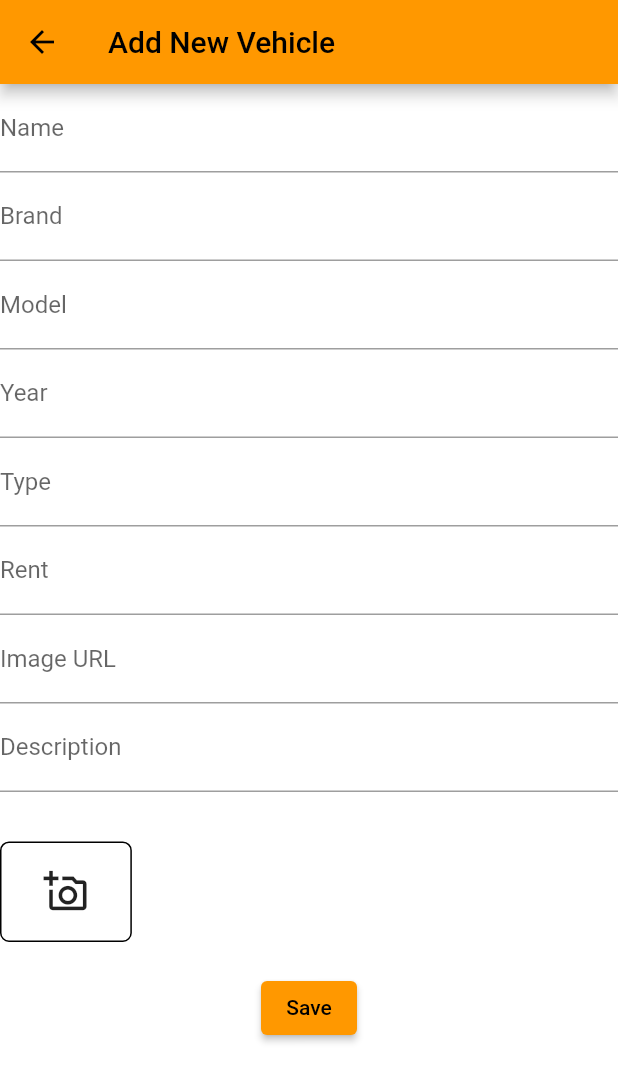
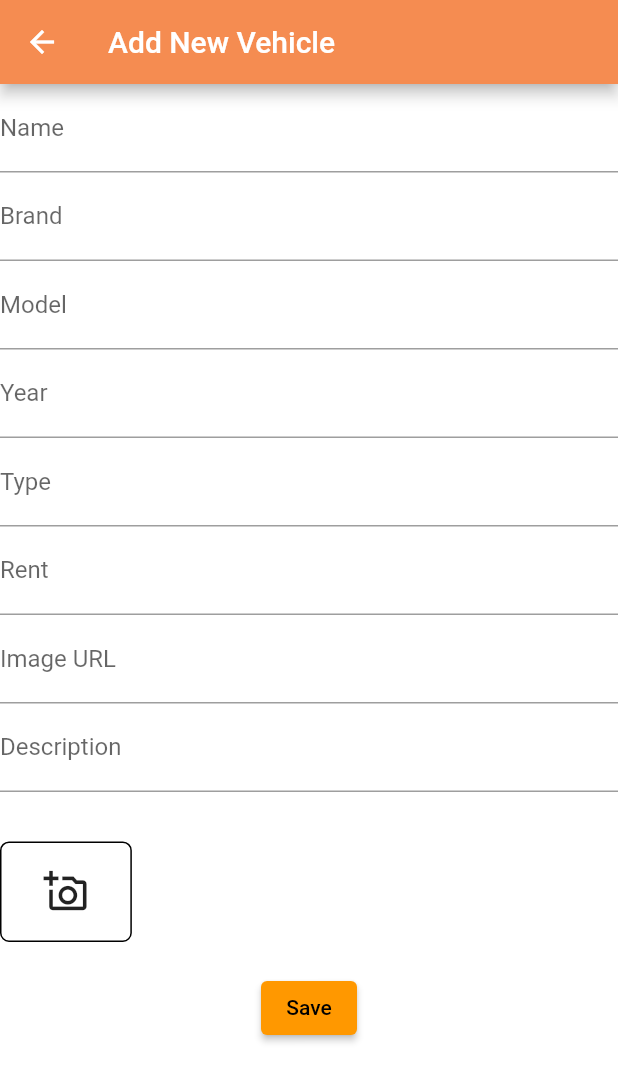
Before and after one commit to hamzasiddiqui97/Adventour-Guide-FYP, a Flutter app: the TransportOwnerDashboardPage screen opened directly with empty values, after a tap on the "add" icon, on a phone screen of 412 x 824 dp. Shown: the top 1082 px of the screen. Run offline on Flutter 3.47's test engine with Material 2 defaults, Android fonts, the phone set to English and light mode, and no system bars; our stand-ins replace cached_network_image, cloud_firestore, dio, firebase_auth, firebase_core, firebase_database and 19 more; missing offline and left inert: flutter_google_places, flutter_polyline_points, google_api_headers, google_maps_webservice; accounts and stored records are empty; project files that could hold a hidden picture were left out.

Commit message:
muhib and hamza code merged.. Transport vehicle done...

```diff
--- a/lib/pages/transport_owner_dashboard_page.dart
+++ b/lib/pages/transport_owner_dashboard_page.dart
@@ -1,5 +1,6 @@
 import 'package:firebase_auth/firebase_auth.dart';
 import 'package:flutter/material.dart';
+import 'package:google_maps_basics/core/constant/color_constants.dart';
 import 'package:google_maps_basics/model/vehicle.dart';
 import 'package:google_maps_basics/pages/add_new_vehicle_page.dart';
 import 'package:google_maps_basics/pages/vehicle_details_page.dart';
@@ -26,7 +27,10 @@ class _TransportOwnerDashboardPageState
   Widget build(BuildContext context) {
     return Scaffold(
       appBar: AppBar(
-        title: Text('Transport Owner Dashboard'),
+
+        backgroundColor: ColorPalette.secondaryColor,
+        foregroundColor: ColorPalette.primaryColor,
+        title: const Text('Transport Owner Dashboard'),
       ),
       body: ListView.builder(
         itemCount: vehicles.length,
@@ -51,6 +55,8 @@ class _TransportOwnerDashboardPageState
         },
       ),
       floatingActionButton: FloatingActionButton(
+        backgroundColor: ColorPalette.secondaryColor,
+        foregroundColor: ColorPalette.primaryColor,
         onPressed: () {
           // Navigate to the Add New Vehicle page
           Navigator.push(
@@ -58,8 +64,8 @@ class _TransportOwnerDashboardPageState
             MaterialPageRoute(builder: (context) => AddNewVehiclePage(uid: uid)),
           );
         },
-        child: Icon(Icons.add),
         tooltip: 'Add New Vehicle',
+        child: const Icon(Icons.add),
       ),
     );
   }
--- a/lib/transport_owner_dummy_screen.dart
+++ b/lib/transport_owner_dummy_screen.dart
@@ -1,5 +1,6 @@
 import 'package:firebase_auth/firebase_auth.dart';
 import 'package:flutter/material.dart';
+import 'package:google_maps_basics/core/constant/color_constants.dart';
 
 
 class TransportationOwnerPage extends StatefulWidget {
@@ -15,6 +16,9 @@ class _TransportationOwnerPageState extends State<TransportationOwnerPage> {
   Widget build(BuildContext context) {
     return Scaffold(
       appBar: AppBar(
+
+        backgroundColor: ColorPalette.secondaryColor,
+        foregroundColor: ColorPalette.primaryColor,
         title: const Text('TransportationOwnerPage'),
       ),
       body: Column(
```
Also changed, not shown: lib/pages/add_new_vehicle_page.dart (+24 -12 lines).
